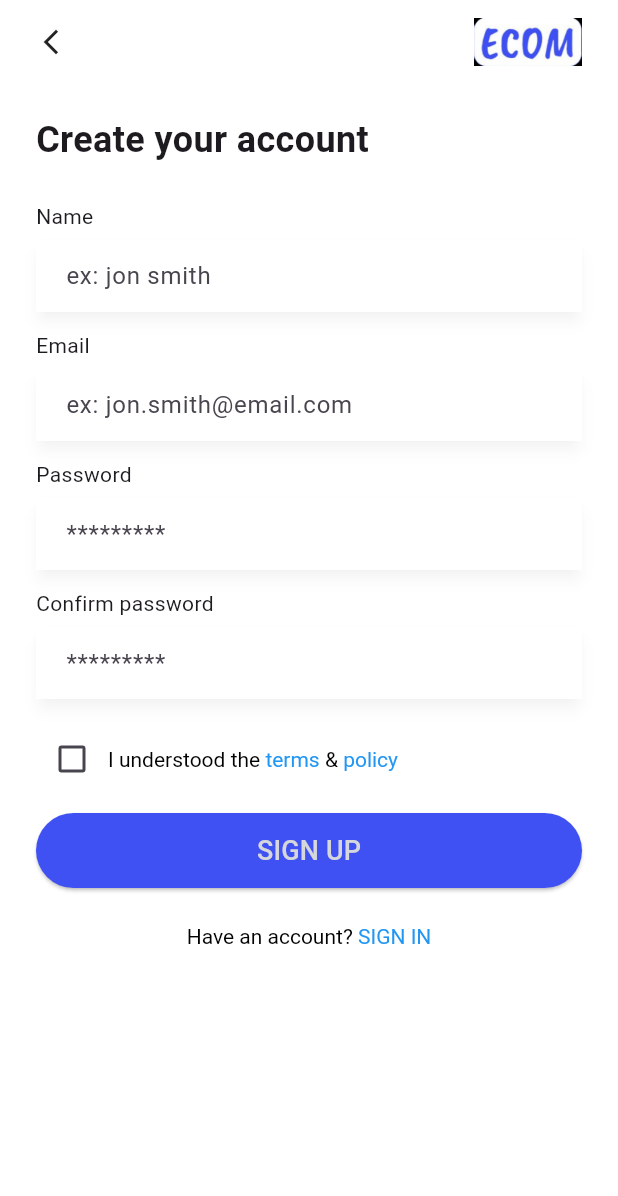
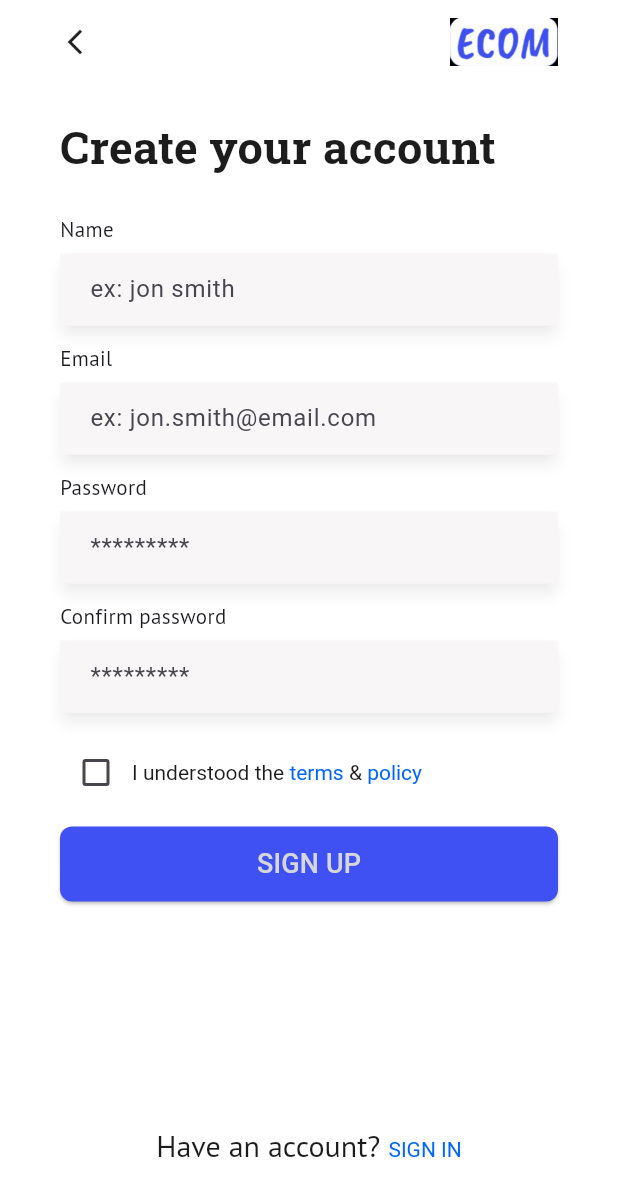
Before and after one commit to SabonaWaktole/2025-A2SV-G6-mobile-assessment, a Flutter app: the SignUpPage screen opened by its route, on a phone screen of 412 x 824 dp. Shown: the top 1196 px of the screen. Run offline on Flutter 3.47's test engine with Material 3 defaults, Android fonts, the phone set to English and light mode, and no system bars; our stand-ins replace connectivity_plus, dartz, equatable, flutter_bloc, flutter_secure_storage, get_it and 2 more; accounts and stored records are empty.

Commit message:
polish ui for better enhancement

```diff
--- a/ecom/lib/core/constants/app_colors.dart
+++ b/ecom/lib/core/constants/app_colors.dart
@@ -8,5 +8,6 @@ class AppColors {
   static const border = Color(0xFFE0E0E0); // Light border for input fields
   static const error = Color(0xFFFF3B30);
   static const button = Color(0xFF3F51F3);
+  static const fillcolor = Color.fromARGB(255, 248, 246, 246); // White text on buttons
 
 }
--- a/ecom/lib/features/auth/presentation/pages/sign_up_page.dart
+++ b/ecom/lib/features/auth/presentation/pages/sign_up_page.dart
@@ -1,6 +1,8 @@
+import 'package:ecom/core/constants/app_colors.dart';
 import 'package:flutter/gestures.dart';
 import 'package:flutter/material.dart';
 import 'package:flutter_bloc/flutter_bloc.dart';
+import 'package:google_fonts/google_fonts.dart';
 import '../bloc/auth_bloc.dart';
 import '../bloc/auth_event.dart';
 import '../bloc/auth_state.dart';
@@ -18,7 +20,8 @@ class _SignUpPageState extends State<SignUpPage> {
   final TextEditingController nameController = TextEditingController();
   final TextEditingController emailController = TextEditingController();
   final TextEditingController passwordController = TextEditingController();
-  final TextEditingController confirmPasswordController = TextEditingController();
+  final TextEditingController confirmPasswordController =
+      TextEditingController();
 
   bool agree = false;
 
@@ -42,7 +45,7 @@ class _SignUpPageState extends State<SignUpPage> {
   @override
   Widget build(BuildContext context) {
     return Scaffold(
-      backgroundColor: Colors.white,
+      backgroundColor: AppColors.background,
       body: SafeArea(
         child: Padding(
           padding: const EdgeInsets.symmetric(horizontal: 24.0, vertical: 12),
@@ -51,8 +54,9 @@ class _SignUpPageState extends State<SignUpPage> {
               if (state is AuthLoading) {
                 // Show loading if needed
               } else if (state is AuthError) {
-                ScaffoldMessenger.of(context)
-                    .showSnackBar(SnackBar(content: Text(state.message)));
+                ScaffoldMessenger.of(
+                  context,
+                ).showSnackBar(SnackBar(content: Text(state.message)));
               } else if (state is AuthAuthenticated) {
                 Navigator.pushReplacementNamed(
                   context,
@@ -62,6 +66,10 @@ class _SignUpPageState extends State<SignUpPage> {
               }
             },
             child: SingleChildScrollView(
+              child: Padding(
+                padding: const EdgeInsets.symmetric(
+                  horizontal: 16.0,
+                ), // 👈 space from left & right
                 child: Column(
                   crossAxisAlignment: CrossAxisAlignment.start,
                   children: [
@@ -70,30 +78,49 @@ class _SignUpPageState extends State<SignUpPage> {
                       mainAxisAlignment: MainAxisAlignment.spaceBetween,
                       children: [
                         const Icon(Icons.arrow_back_ios_new, size: 20),
-                      Image.asset('assets/images/ecom_logo.png', height: 32), // Replace with your ECOM logo
+                        Image.asset('assets/images/ecom_logo.png', height: 32),
                       ],
                     ),
                     const SizedBox(height: 32),
 
                     // Title
-                  const Text(
+                    Text(
                       "Create your account",
-                    style: TextStyle(fontSize: 24, fontWeight: FontWeight.bold),
+                      style: GoogleFonts.robotoSlab(
+                        fontSize: 30,
+                        fontWeight: FontWeight.bold,
+                        color: AppColors.textPrimary,
+                      ),
                     ),
                     const SizedBox(height: 24),
 
                     // Fields
-                  const Text("Name"),
+                    Text(
+                      "Name",
+                      style: GoogleFonts.ptSans(fontWeight: FontWeight.w300),
+                    ),
                     const SizedBox(height: 6),
-                  AuthTextField(controller: nameController, hintText: 'ex: jon smith'),
+                    AuthTextField(
+                      controller: nameController,
+                      hintText: 'ex: jon smith',
+                    ),
 
                     const SizedBox(height: 12),
-                  const Text("Email"),
+                    Text(
+                      "Email",
+                      style: GoogleFonts.ptSans(fontWeight: FontWeight.w300),
+                    ),
                     const SizedBox(height: 6),
-                  AuthTextField(controller: emailController, hintText: 'ex: jon.smith@email.com'),
+                    AuthTextField(
+                      controller: emailController,
+                      hintText: 'ex: jon.smith@email.com',
+                    ),
 
                     const SizedBox(height: 12),
-                  const Text("Password"),
+                    Text(
+                      "Password",
+                      style: GoogleFonts.ptSans(fontWeight: FontWeight.w300),
+                    ),
                     const SizedBox(height: 6),
                     AuthTextField(
                       controller: passwordController,
@@ -102,7 +129,10 @@ class _SignUpPageState extends State<SignUpPage> {
                     ),
 
                     const SizedBox(height: 12),
-                  const Text("Confirm password"),
+                    Text(
+                      "Confirm password",
+                      style: GoogleFonts.ptSans(fontWeight: FontWeight.w300),
+                    ),
                     const SizedBox(height: 6),
                     AuthTextField(
                       controller: confirmPasswordController,
@@ -124,21 +154,29 @@ class _SignUpPageState extends State<SignUpPage> {
                         Expanded(
                           child: RichText(
                             text: TextSpan(
-                            style: const TextStyle(color: Colors.black),
+                              style: const TextStyle(
+                                color: AppColors.textPrimary,
+                              ),
                               children: [
                                 const TextSpan(text: "I understood the "),
                                 TextSpan(
                                   text: "terms",
-                                style: const TextStyle(color: Colors.blue),
-                                recognizer: TapGestureRecognizer()..onTap = () {
+                                  style: const TextStyle(
+                                    color: AppColors.primary,
+                                  ),
+                                  recognizer: TapGestureRecognizer()
+                                    ..onTap = () {
                                       // Open terms
                                     },
                                 ),
                                 const TextSpan(text: " & "),
                                 TextSpan(
                                   text: "policy",
-                                style: const TextStyle(color: Colors.blue),
-                                recognizer: TapGestureRecognizer()..onTap = () {
+                                  style: const TextStyle(
+                                    color: AppColors.primary,
+                                  ),
+                                  recognizer: TapGestureRecognizer()
+                                    ..onTap = () {
                                       // Open policy
                                     },
                                 ),
@@ -150,21 +188,24 @@ class _SignUpPageState extends State<SignUpPage> {
                     ),
 
                     const SizedBox(height: 12),
-                  AuthButton(
-                    onPressed: _onSignUpPressed,
-                    text: 'SIGN UP',
-                  ),
+                    AuthButton(onPressed: _onSignUpPressed, text: 'SIGN UP'),
 
-                  const SizedBox(height: 24),
+                    const SizedBox(height: 150),
                     Center(
                       child: RichText(
                         text: TextSpan(
-                        style: const TextStyle(color: Colors.black),
+                          style: const TextStyle(color: AppColors.textPrimary),
                           children: [
-                          const TextSpan(text: "Have an account? "),
+                            TextSpan(
+                              text: "Have an account? ",
+                              style: GoogleFonts.ptSans(
+                                fontWeight: FontWeight.w100,
+                                fontSize: 20,
+                              ),
+                            ),
                             TextSpan(
                               text: "SIGN IN",
-                            style: const TextStyle(color: Colors.blue),
+                              style: const TextStyle(color: AppColors.primary),
                               recognizer: TapGestureRecognizer()
                                 ..onTap = () {
                                   Navigator.pushNamed(context, '/signin');
@@ -175,6 +216,7 @@ class _SignUpPageState extends State<SignUpPage> {
                       ),
                     ),
                   ],
+                ),
               ),
             ),
           ),
--- a/ecom/lib/features/auth/presentation/widgets/auth_button.dart
+++ b/ecom/lib/features/auth/presentation/widgets/auth_button.dart
@@ -9,10 +9,22 @@ class AuthButton extends StatelessWidget {
 
   @override
   Widget build(BuildContext context) {
-    return ElevatedButton(
-      onPressed: onPressed,
-      style: ElevatedButton.styleFrom(minimumSize: const Size(double.infinity, 50), backgroundColor: AppColors.button),
-      child: Text(text, style: const TextStyle(fontSize: 18, color: Color.fromARGB(255, 214, 215, 219)),),
-    );
-  }
+  return ElevatedButton(
+    onPressed: onPressed,
+    style: ElevatedButton.styleFrom(
+      minimumSize: const Size(double.infinity, 50),
+      backgroundColor: AppColors.button,
+      shape: RoundedRectangleBorder(
+        borderRadius: BorderRadius.circular(8), // 👈 Rounded corners
+      ),
+    ),
+    child: Text(
+      text,
+      style: const TextStyle(
+        fontSize: 18,
+        color: Color.fromARGB(255, 214, 215, 219),
+      ),
+    ),
+  );
 }
+}
--- a/ecom/lib/features/auth/presentation/widgets/auth_text_field.dart
+++ b/ecom/lib/features/auth/presentation/widgets/auth_text_field.dart
@@ -1,4 +1,5 @@
 import 'package:flutter/material.dart';
+import 'package:ecom/core/constants/app_colors.dart';
 
 class AuthTextField extends StatelessWidget {
   final TextEditingController controller;
@@ -16,7 +17,8 @@ class AuthTextField extends StatelessWidget {
   Widget build(BuildContext context) {
     return Material(
       elevation: 4.0,
-      shadowColor: Colors.black.withOpacity(0.2),
+      // ignore: deprecated_member_use
+      shadowColor: AppColors.textPrimary.withOpacity(0.2),
       borderRadius: BorderRadius.circular(8),
       child: TextField(
         controller: controller,
@@ -28,7 +30,7 @@ class AuthTextField extends StatelessWidget {
           focusedBorder: InputBorder.none,
           disabledBorder: InputBorder.none,
           filled: true,
-          fillColor: const Color.fromARGB(255, 255, 255, 255),
+          fillColor: AppColors.fillcolor,
           contentPadding: const EdgeInsets.symmetric(
             horizontal: 16,
             vertical: 12,
--- a/ecom/pubspec.yaml
+++ b/ecom/pubspec.yaml
@@ -20,6 +20,8 @@ dependencies:
   flutter_bloc: ^9.1.1
   get_it: ^8.2.0
   shared_preferences_android: ^2.4.10
+  google_fonts: 6.3.0
+  cached_network_image: ^3.2.3
 
 dev_dependencies:
   flutter_test:
```
Also changed, not shown: ecom/lib/features/auth/presentation/pages/sign_in_page.dart (+35 -14 lines), ecom/lib/features/auth/presentation/pages/splash_page.dart (+1 -6 lines), ecom/pubspec.lock, 1 other file. Lines whose indentation alone changed are shown as unchanged.
